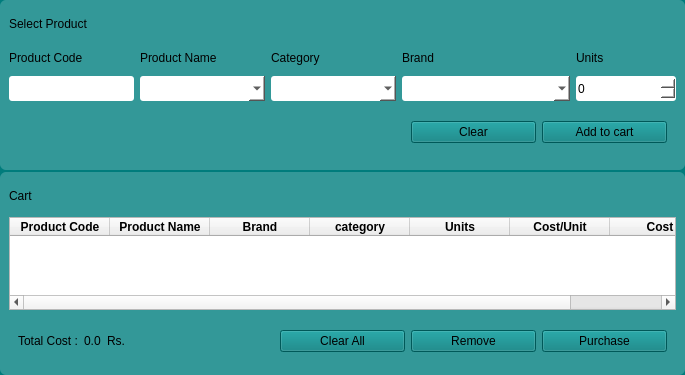
Before: the Qt Designer form ui/Purchase.ui in sarin32/Supermarket-Inventory-and-Sales-Management-System, drawn with Qt 5.
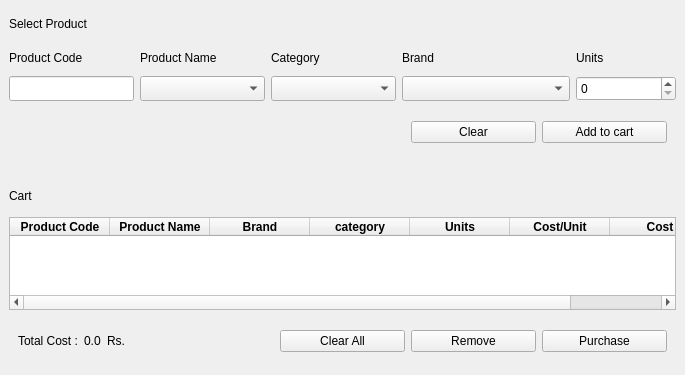
After: the same form once the commit is applied.

What changed in the file:
```diff
--- a/ui/Purchase.ui
+++ b/ui/Purchase.ui
@@ -6,51 +6,13 @@
    <rect>
     <x>0</x>
     <y>0</y>
-    <width>693</width>
-    <height>503</height>
-   </rect>
-  </property>
-  <property name="geometry">
-   <rect>
-    <x>0</x>
-    <y>0</y>
-    <width>669</width>
+    <width>685</width>
     <height>375</height>
    </rect>
   </property>
   <property name="windowTitle">
    <string>Form</string>
   </property>
-  <property name="styleSheet">
-   <string notr="true">QWidget#purchase{
-	background-color:rgb(0, 124, 124);
-}
-QLabel{
-	font: 15px  &quot;Centular&quot;;
-}
-QPushButton{
-	font: 15px  &quot;Centular&quot;;
-	background-color:rgb(0, 124, 124);
-}
-
-QLabel#h_1 ,QLabel#h_2, QLabel#h_3{
-	font: bold 16px  &quot;Centular&quot;;
-}
-
-QFrame#mainframe_1, QFrame#mainframe_2,  QFrame#mainframe_3{
-	background-color:rgb(51, 152, 152);
-	border-radius:6px;
-}
-
-QComboBox,QSpinBox,QLineEdit{
-	background-color:rgb(255, 255, 255);
-	color:#000;
-	border-radius:3px;
-}
-QMessageBox{
-	background-color: rgb(51, 152, 152);
-}</string>
-  </property>
   <layout class="QGridLayout">
    <property name="leftMargin">
     <number>0</number>
@@ -163,6 +125,9 @@
         <property name="styleSheet">
          <string notr="true"/>
         </property>
+        <property name="sizeAdjustPolicy">
+         <enum>QComboBox::AdjustToMinimumContentsLength</enum>
+        </property>
        </widget>
       </item>
       <item row="18" column="3" colspan="2" alignment="Qt::AlignRight">
```
